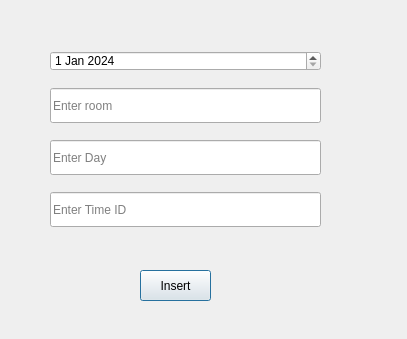
Above: InsertExamDialog.ui from hungmvu44/exameditormhs before the change. Below: the same form after it.
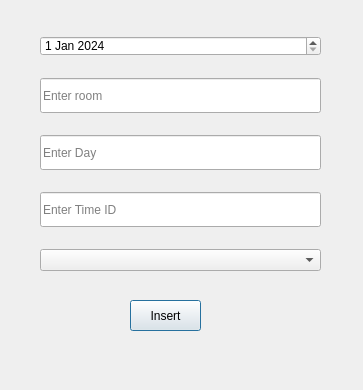
That is the form after the change.

```diff
--- a/InsertExamDialog.ui
+++ b/InsertExamDialog.ui
@@ -6,8 +6,8 @@
    <rect>
     <x>0</x>
     <y>0</y>
-    <width>407</width>
-    <height>339</height>
+    <width>363</width>
+    <height>390</height>
    </rect>
   </property>
   <property name="windowTitle">
@@ -16,8 +16,8 @@
   <widget class="QPushButton" name="insert_exam">
    <property name="geometry">
     <rect>
-     <x>140</x>
-     <y>270</y>
+     <x>130</x>
+     <y>300</y>
      <width>71</width>
      <height>31</height>
     </rect>
@@ -29,10 +29,10 @@
   <widget class="QWidget" name="">
    <property name="geometry">
     <rect>
-     <x>50</x>
-     <y>40</y>
-     <width>271</width>
-     <height>201</height>
+     <x>40</x>
+     <y>20</y>
+     <width>281</width>
+     <height>271</height>
     </rect>
    </property>
    <layout class="QVBoxLayout" name="verticalLayout">
@@ -95,6 +95,9 @@
       </property>
      </widget>
     </item>
+    <item>
+     <widget class="QComboBox" name="comboBox_session"/>
+    </item>
    </layout>
   </widget>
  </widget>
```
